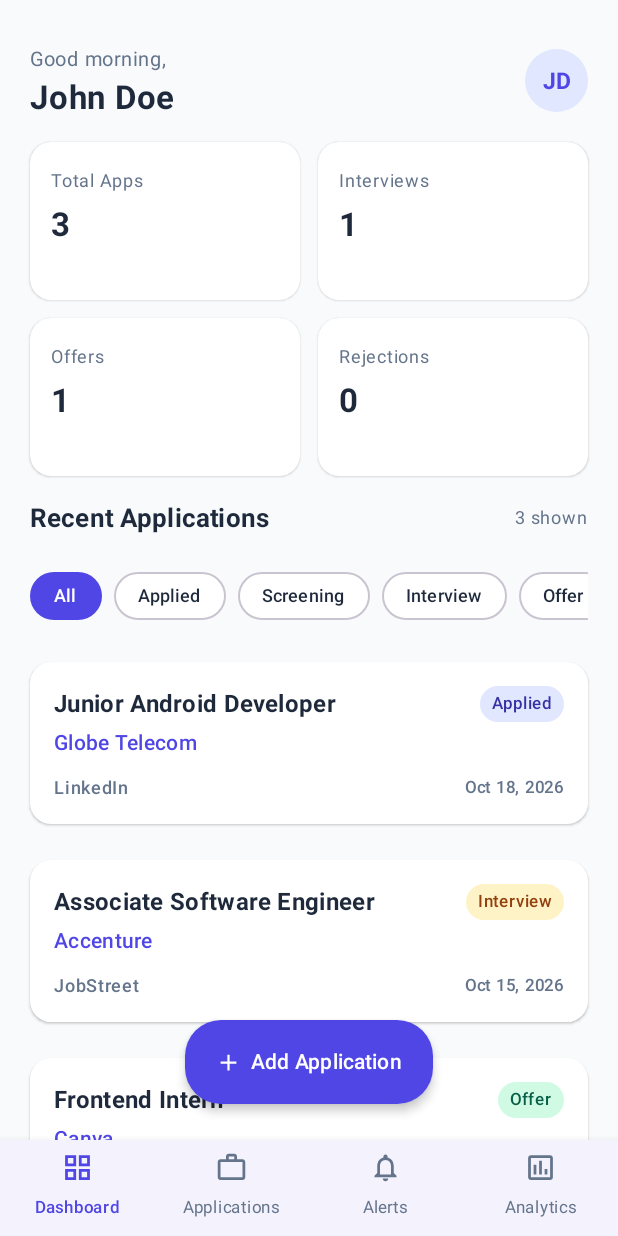
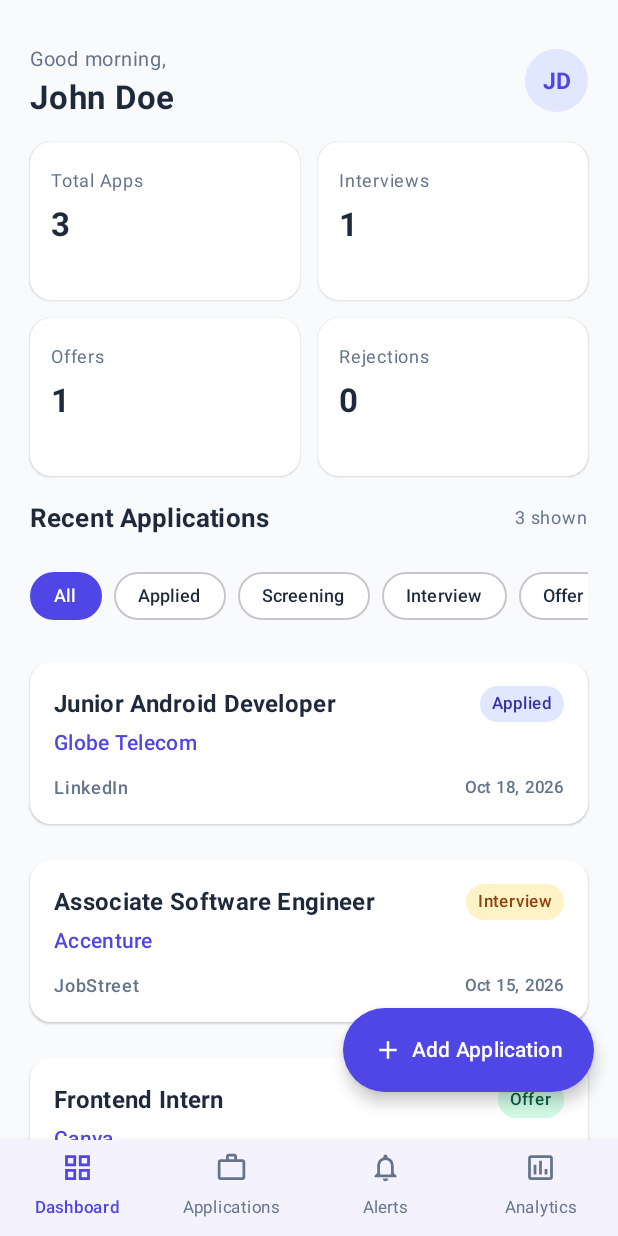
Before and after one commit to Fhayee0215/JobTrack-Group9, an Android app built with Jetpack Compose: the screen it shows after launch (MainActivity), on a phone screen of 412 x 824 dp. Run offline under Robolectric (Android 15) with nearby library versions, the phone set to English and light mode, and no system bars.

Commit message:
add app button fix

```diff
--- a/app/src/main/java/com/group9/jobtrack/ui/screens/MainContainerScreen.kt
+++ b/app/src/main/java/com/group9/jobtrack/ui/screens/MainContainerScreen.kt
@@ -38,14 +38,15 @@ fun MainContainerScreen(
                     onClick = onAddClick,
                     containerColor = MaterialTheme.colorScheme.primary,
                     contentColor = MaterialTheme.colorScheme.onPrimary,
-                    shape = RoundedCornerShape(24.dp),
-                    elevation = FloatingActionButtonDefaults.elevation(defaultElevation = 4.dp),
-                    modifier = Modifier.padding(bottom = 8.dp)
+                    shape = RoundedCornerShape(28.dp),
+                    elevation = FloatingActionButtonDefaults.elevation(defaultElevation = 6.dp),
+                    // Prototype-accurate position: bottom-right floating right above the bottom bar
+                    modifier = Modifier.padding(bottom = 16.dp)
                 ) {
                     Icon(
                         imageVector = Icons.Default.Add,
                         contentDescription = null,
-                        modifier = Modifier.size(18.dp)
+                        modifier = Modifier.size(20.dp)
                     )
                     Spacer(modifier = Modifier.width(6.dp))
                     Text(
@@ -56,7 +57,6 @@ fun MainContainerScreen(
                 }
             }
         },
-        floatingActionButtonPosition = FabPosition.Center,
         bottomBar = {
             Surface(
                 color = MaterialTheme.colorScheme.surface,
```
